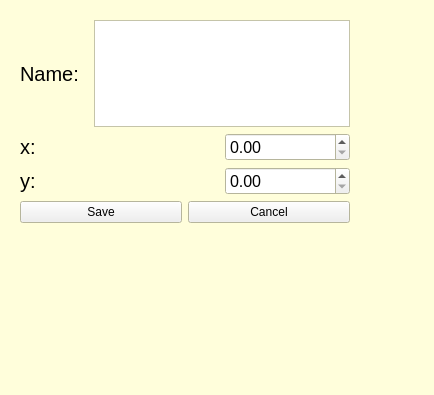
Above: src/manipulator/new_position_dialog.ui from Attolab/FAB1B_Manipulator before the change. Below: the same form after it.
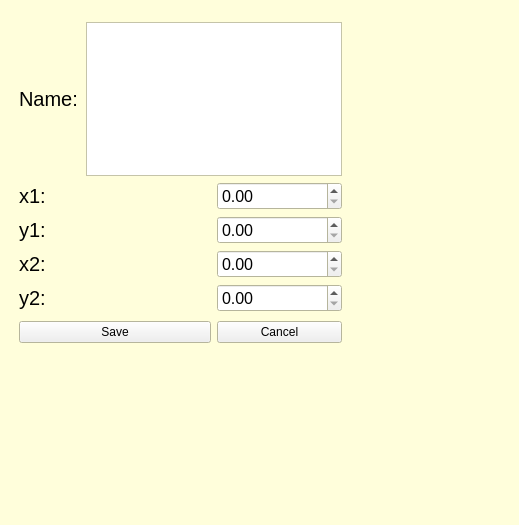
That is the form after the change.

What changed in the file:
```diff
--- a/src/manipulator/new_position_dialog.ui
+++ b/src/manipulator/new_position_dialog.ui
@@ -6,8 +6,8 @@
    <rect>
     <x>0</x>
     <y>0</y>
-    <width>434</width>
-    <height>395</height>
+    <width>519</width>
+    <height>525</height>
    </rect>
   </property>
   <property name="maximumSize">
@@ -86,31 +86,13 @@
   <widget class="QWidget" name="">
    <property name="geometry">
     <rect>
-     <x>20</x>
-     <y>20</y>
-     <width>330</width>
-     <height>203</height>
+     <x>19</x>
+     <y>22</y>
+     <width>323</width>
+     <height>321</height>
     </rect>
    </property>
-   <layout class="QGridLayout" name="gridLayout_2">
-    <item row="0" column="0" colspan="2">
      <layout class="QGridLayout" name="gridLayout">
-      <item row="1" column="1" colspan="2">
-       <spacer name="horizontalSpacer">
-        <property name="orientation">
-         <enum>Qt::Horizontal</enum>
-        </property>
-        <property name="sizeHint" stdset="0">
-         <size>
-          <width>68</width>
-          <height>20</height>
-         </size>
-        </property>
-       </spacer>
-      </item>
-      <item row="0" column="2" colspan="2">
-       <widget class="QTextEdit" name="textEdit"/>
-      </item>
       <item row="0" column="0" colspan="2">
        <widget class="QLabel" name="label_7">
         <property name="font">
@@ -123,6 +105,43 @@
         </property>
        </widget>
       </item>
+    <item row="0" column="2" colspan="2">
+     <widget class="QTextEdit" name="textEdit"/>
+    </item>
+    <item row="1" column="0">
+     <widget class="QLabel" name="label_8">
+      <property name="font">
+       <font>
+        <pointsize>15</pointsize>
+       </font>
+      </property>
+      <property name="text">
+       <string>x1:</string>
+      </property>
+     </widget>
+    </item>
+    <item row="1" column="1" colspan="2">
+     <spacer name="horizontalSpacer">
+      <property name="orientation">
+       <enum>Qt::Horizontal</enum>
+      </property>
+      <property name="sizeHint" stdset="0">
+       <size>
+        <width>68</width>
+        <height>20</height>
+       </size>
+      </property>
+     </spacer>
+    </item>
+    <item row="1" column="3">
+     <widget class="QDoubleSpinBox" name="stepsizeSpinbox_3">
+      <property name="font">
+       <font>
+        <pointsize>12</pointsize>
+       </font>
+      </property>
+     </widget>
+    </item>
       <item row="2" column="0">
        <widget class="QLabel" name="label_9">
         <property name="font">
@@ -131,7 +150,7 @@
          </font>
         </property>
         <property name="text">
-         <string>y:</string>
+       <string>y1:</string>
         </property>
        </widget>
       </item>
@@ -148,15 +167,6 @@
         </property>
        </spacer>
       </item>
-      <item row="1" column="3">
-       <widget class="QDoubleSpinBox" name="stepsizeSpinbox_3">
-        <property name="font">
-         <font>
-          <pointsize>12</pointsize>
-         </font>
-        </property>
-       </widget>
-      </item>
       <item row="2" column="3">
        <widget class="QDoubleSpinBox" name="stepsizeSpinbox_2">
         <property name="font">
@@ -166,35 +176,75 @@
         </property>
        </widget>
       </item>
-      <item row="1" column="0">
-       <widget class="QLabel" name="label_8">
+    <item row="3" column="0">
+     <widget class="QLabel" name="label_11">
         <property name="font">
          <font>
           <pointsize>15</pointsize>
          </font>
         </property>
         <property name="text">
-         <string>x:</string>
+       <string>x2:</string>
         </property>
        </widget>
       </item>
-     </layout>
+    <item row="3" column="1" colspan="2">
+     <spacer name="horizontalSpacer_3">
+      <property name="orientation">
+       <enum>Qt::Horizontal</enum>
+      </property>
+      <property name="sizeHint" stdset="0">
+       <size>
+        <width>68</width>
+        <height>20</height>
+       </size>
+      </property>
+     </spacer>
     </item>
-    <item row="2" column="1">
-     <widget class="QPushButton" name="pushButton_2">
-      <property name="text">
-       <string>Cancel</string>
+    <item row="3" column="3">
+     <widget class="QDoubleSpinBox" name="stepsizeSpinbox_5">
+      <property name="font">
+       <font>
+        <pointsize>12</pointsize>
+       </font>
       </property>
      </widget>
     </item>
-    <item row="2" column="0">
-     <widget class="QPushButton" name="pushButton">
+    <item row="4" column="0">
+     <widget class="QLabel" name="label_10">
+      <property name="font">
+       <font>
+        <pointsize>15</pointsize>
+       </font>
+      </property>
       <property name="text">
-       <string>Save</string>
+       <string>y2:</string>
       </property>
      </widget>
     </item>
-    <item row="1" column="1">
+    <item row="4" column="1" colspan="2">
+     <spacer name="horizontalSpacer_4">
+      <property name="orientation">
+       <enum>Qt::Horizontal</enum>
+      </property>
+      <property name="sizeHint" stdset="0">
+       <size>
+        <width>68</width>
+        <height>20</height>
+       </size>
+      </property>
+     </spacer>
+    </item>
+    <item row="4" column="3">
+     <widget class="QDoubleSpinBox" name="stepsizeSpinbox_4">
+      <property name="font">
+       <font>
+        <pointsize>12</pointsize>
+       </font>
+      </property>
+     </widget>
+    </item>
+    <item row="5" column="3">
      <spacer name="verticalSpacer">
       <property name="orientation">
        <enum>Qt::Vertical</enum>
@@ -207,6 +257,20 @@
       </property>
      </spacer>
     </item>
+    <item row="6" column="0" colspan="3">
+     <widget class="QPushButton" name="pushButton">
+      <property name="text">
+       <string>Save</string>
+      </property>
+     </widget>
+    </item>
+    <item row="6" column="3">
+     <widget class="QPushButton" name="pushButton_2">
+      <property name="text">
+       <string>Cancel</string>
+      </property>
+     </widget>
+    </item>
    </layout>
   </widget>
  </widget>
```
Lines whose indentation alone changed are shown as unchanged.
